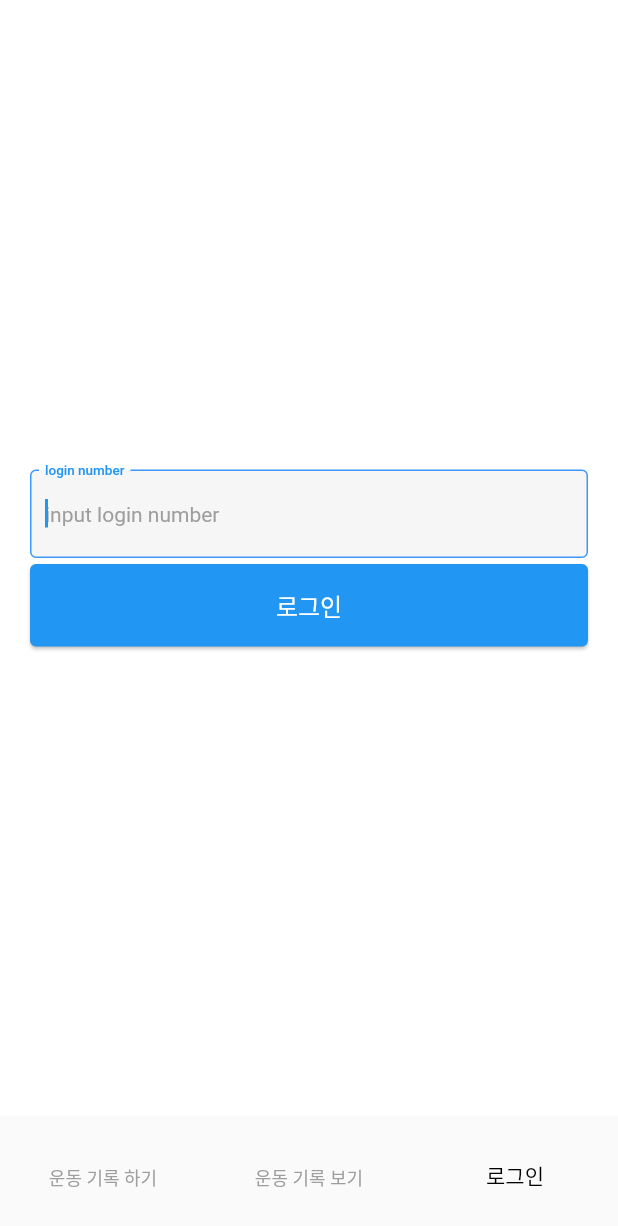
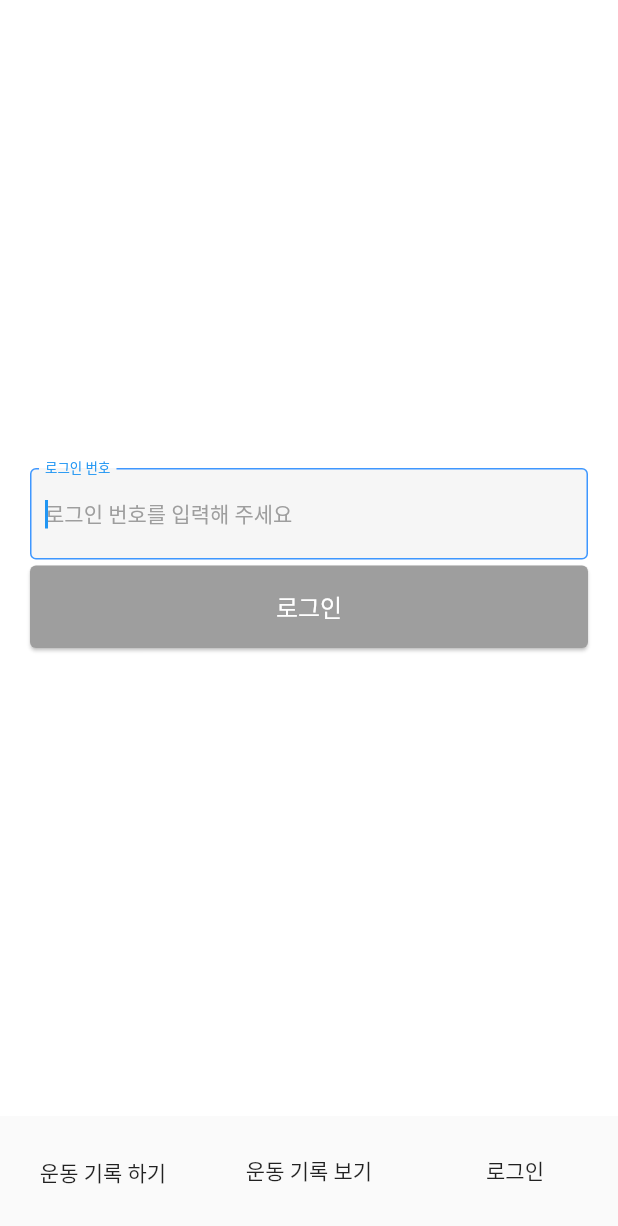
Before and after one commit to AnChiyoung/fittrix_coding_test, a Flutter app: the screen it shows after launch, item 3 of the bottom bar chosen, on a phone screen of 412 x 824 dp. Shown: the top 1226 px of the screen. Run offline on Flutter 3.47's test engine with Material 2 defaults, Android fonts, the light colour scheme and no system bars.

Commit message:
bottom bar create, login view create

```diff
--- /dev/null
+++ b/lib/constants/validate.dart
@@ -0,0 +1,8 @@
+class TextFieldValidate {
+
+  bool isNumericUsingRegularExpression(String string) {
+    final numericRegex = RegExp(r'^-?(([0-9]*)|(([0-9]*)\.([0-9]*)))$');
+
+    return numericRegex.hasMatch(string);
+  }
+}
--- /dev/null
+++ b/lib/provider/login_provider.dart
@@ -0,0 +1,11 @@
+import 'package:flutter/cupertino.dart';
+
+class LoginProvider with ChangeNotifier {
+  bool _loginButtonState = false;
+  bool get loginButtonState => _loginButtonState;
+
+  void loginButtonStateChange(bool state) {
+    _loginButtonState = state;
+    notifyListeners();
+  }
+}
--- a/lib/views/home_view.dart
+++ b/lib/views/home_view.dart
@@ -40,8 +40,8 @@ class _BottomMenuState extends State<BottomMenu> {
         selectedItemColor: Colors.black,
         unselectedItemColor: Colors.grey,
         type: BottomNavigationBarType.fixed,
-        showSelectedLabels: true,
-        showUnselectedLabels: true,
+        showSelectedLabels: false,
+        showUnselectedLabels: false,
         onTap: (index) {
 
 
@@ -58,9 +58,9 @@ class _BottomMenuState extends State<BottomMenu> {
   }
 
   List<BottomNavigationBarItem> bottomNavigationMenu = [
-    const BottomNavigationBarItem(icon: SizedBox.shrink(), label: '운동 기록 하기'),
-    const BottomNavigationBarItem(icon: SizedBox.shrink(), label: '운동 기록 보기'),
-    const BottomNavigationBarItem(icon: SizedBox.shrink(), label: '로그인'),
+    const BottomNavigationBarItem(icon: ExerciseRecordPopupButton(), label: '운동 기록 하기'),
+    BottomNavigationBarItem(icon: BottomNavigationTextItem(title: '운동 기록 보기'), label: '운동 기록 보기'),
+    BottomNavigationBarItem(icon: BottomNavigationTextItem(title: '로그인'), label: '로그인'),
   ];
 }
 
@@ -72,20 +72,41 @@ class ExerciseRecordPopupButton extends StatefulWidget {
 }
 
 class _ExerciseRecordPopupButtonState extends State<ExerciseRecordPopupButton> {
+
+  double bottomHeight = -100.0;
+
   @override
   Widget build(BuildContext context) {
-    return PopupMenuButton(itemBuilder: (_) {
-      return const [
-        PopupMenuItem<String>(
-            child: Text('aa')
-        ),
-        PopupMenuItem<String>(
-            child: Text('aa')
-        ),
-        PopupMenuItem<String>(
-            child: Text('aa')
-        )
-      ];
-    });
+    return SizedBox(
+      width: double.infinity,
+      child: PopupMenuButton(
+        offset: Offset(15.0, bottomHeight),
+        itemBuilder: (_) {
+          return [
+            popupItemRow('런지'),
+            popupItemRow('스쿼트'),
+            popupItemRow('푸시업'),
+            popupItemRow('레그 레이즈'),
+          ];
+        },
+        icon: Text('운동 기록 하기'),
+      ),
+    );
+  }
+
+  PopupMenuItem popupItemRow(String title) {
+    return PopupMenuItem<String>(
+      child: Text(title),
+    );
   }
 }
+
+class BottomNavigationTextItem extends StatelessWidget {
+  String? title;
+  BottomNavigationTextItem({Key? key, this.title}) : super(key: key);
+
+  @override
+  Widget build(BuildContext context) {
+    return Text(title!);
+  }
+}
--- a/lib/views/login_view.dart
+++ b/lib/views/login_view.dart
@@ -1,4 +1,7 @@
+import 'package:fittrix_coding_test/constants/validate.dart';
+import 'package:fittrix_coding_test/provider/login_provider.dart';
 import 'package:flutter/material.dart';
+import 'package:provider/provider.dart';
 
 class LoginInputField extends StatefulWidget {
   const LoginInputField({super.key});
@@ -11,6 +14,7 @@ class _LoginInputFieldState extends State<LoginInputField> {
 
   TextEditingController loginFieldController = TextEditingController();
   FocusNode loginFieldFocusNode = FocusNode();
+  bool buttonState = false;
 
   @override
   Widget build(BuildContext context) {
@@ -24,9 +28,11 @@ class _LoginInputFieldState extends State<LoginInputField> {
           textInputAction: TextInputAction.next,
           autovalidateMode: AutovalidateMode.always,
           maxLines: 1,
+          maxLength: 5,
           textAlignVertical: TextAlignVertical.center,
           keyboardType: TextInputType.number,
           decoration: const InputDecoration(
+            counterText: '',
             focusedBorder: OutlineInputBorder(borderSide: BorderSide(color: Color(0xFF3E97FF), width: 1)),
             focusedErrorBorder: OutlineInputBorder(borderSide: BorderSide(color: Colors.red, width: 1)),
             errorBorder: OutlineInputBorder(borderSide: BorderSide(color: Colors.red, width: 1)),
@@ -34,28 +40,42 @@ class _LoginInputFieldState extends State<LoginInputField> {
             fillColor: Color(0xFFF6F6F6),
             contentPadding: EdgeInsets.symmetric(horizontal: 10, vertical: 20),
             alignLabelWithHint: false,
-            labelText: 'login number',
+            labelText: '로그인 번호',
             labelStyle: TextStyle(fontSize: 12, fontWeight: FontWeight.w500),
-            hintText: 'input login number',
+            hintText: '로그인 번호를 입력해 주세요',
             hintStyle: TextStyle(fontSize: 14, color: Colors.grey, fontWeight: FontWeight.w400),
             border: InputBorder.none,
           ),
           validator: (value) {
-            // if(value!.isNotEmpty) {
-            //   if(SigninValidate().emailValidate(value!) == false) {
-            //     emailState = false;
-            //     return '이메일 형식을 확인해 주세요';
-            //   } else {
-            //     emailState = true;
-            //     return null;
-            //   }
-            // } else {
-            //   emailState = false;
-            //   return null;
-            // }
+            if(TextFieldValidate().isNumericUsingRegularExpression(value.toString()) == false && value!.isNotEmpty) {
+              context.read<LoginProvider>().loginButtonStateChange(false);
+              return '숫자만 입력해 주세요';
+            } else {
+              if(value!.length > 4) {
+                context.read<LoginProvider>().loginButtonStateChange(true);
+                return null;
+              } else if(value.isEmpty){
+                context.read<LoginProvider>().loginButtonStateChange(false);
+                return null;
+              } else {
+                context.read<LoginProvider>().loginButtonStateChange(false);
+                return '5자리의 숫자를 입력해 주세요';
+              }
+            }
           },
-          onChanged: (_) {
-
+          onChanged: (value) {
+            if(TextFieldValidate().isNumericUsingRegularExpression(value.toString()) == false && value!.isNotEmpty) {
+              buttonState = false;
+            } else {
+              if(value!.length > 4) {
+                buttonState = true;
+              } else if(value.isEmpty){
+                buttonState = false;
+              } else {
+                buttonState = false;
+              }
+            }
+            context.read<LoginProvider>().loginButtonStateChange(buttonState);
           }
       ),
     );
@@ -72,13 +92,15 @@ class LoginButton extends StatefulWidget {
 class _LoginButtonState extends State<LoginButton> {
   @override
   Widget build(BuildContext context) {
+    return Consumer<LoginProvider>(
+      builder: (context, data, child) {
         return Padding(
           padding: const EdgeInsets.symmetric(horizontal: 20.0),
           child: ElevatedButton(
             onPressed: () {},
             style: ElevatedButton.styleFrom(
               elevation: 1.0,
-          backgroundColor: Colors.blue,
+              backgroundColor: data.loginButtonState == false ? Colors.grey : Colors.blue,
               textStyle: const TextStyle(fontSize: 16, color: Colors.white, fontWeight: FontWeight.w400),
             ),
             child: Container(
@@ -91,4 +113,6 @@ class _LoginButtonState extends State<LoginButton> {
           ),
         );
       }
+    );
   }
+}
--- a/pubspec.yaml
+++ b/pubspec.yaml
@@ -35,6 +35,7 @@ dependencies:
   # The following adds the Cupertino Icons font to your application.
   # Use with the CupertinoIcons class for iOS style icons.
   cupertino_icons: ^1.0.2
+  provider: ^6.0.5
 
 dev_dependencies:
   flutter_test:
```
Also changed, not shown: lib/main.dart (+10 -1 lines), pubspec.lock, 1 other file. Lines whose indentation alone changed are shown as unchanged.
